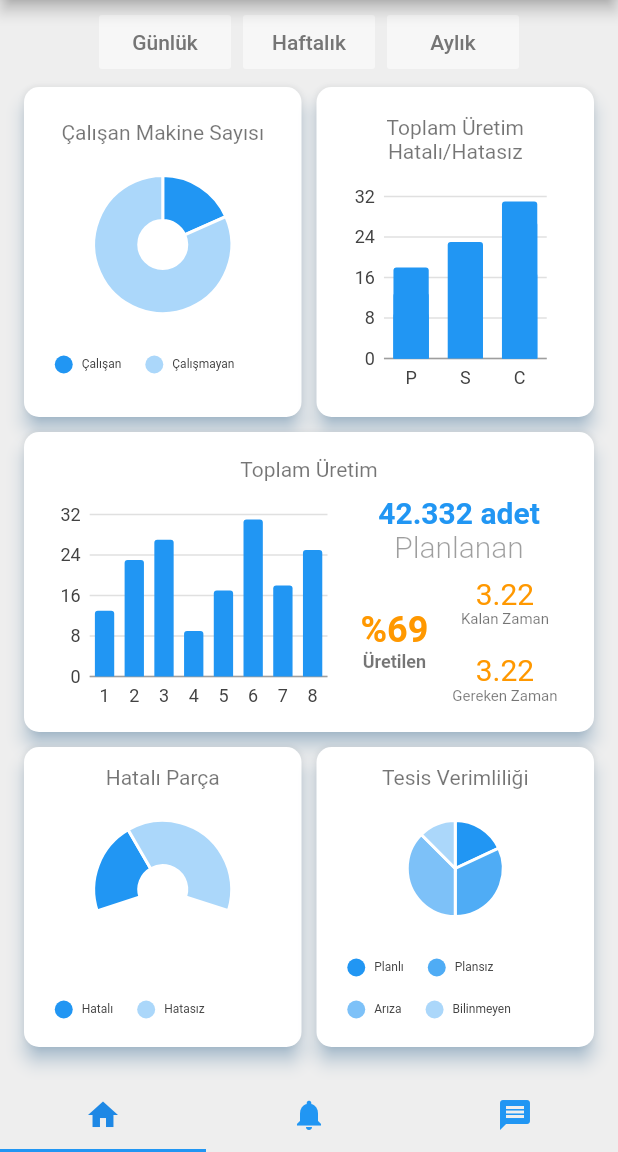
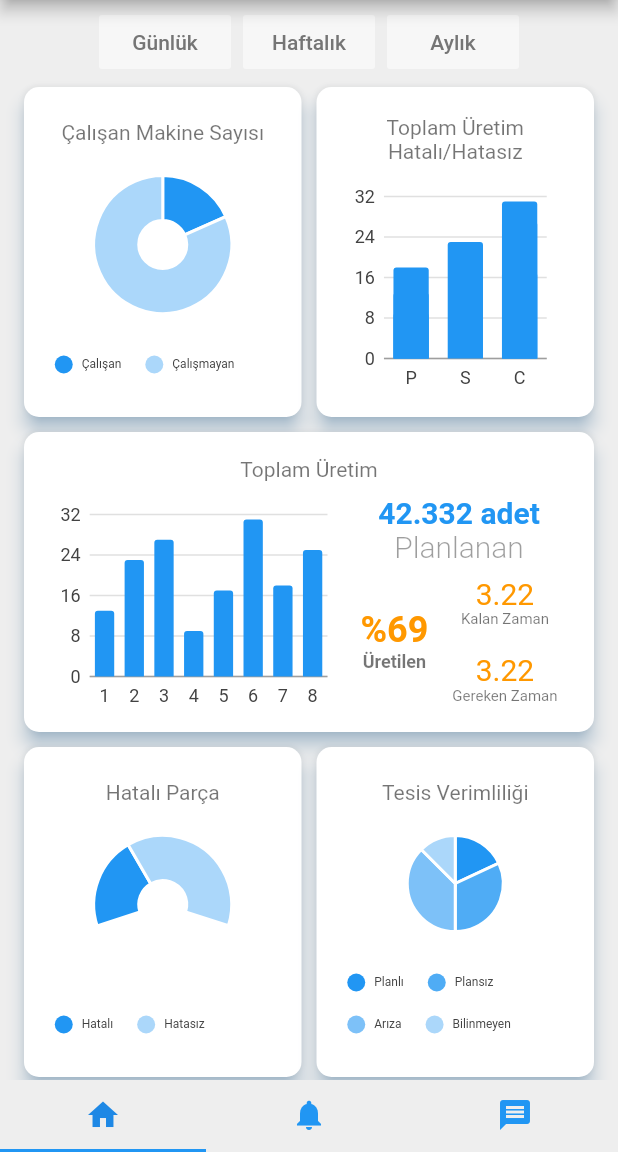
Before and after one commit to ayberkbozkus/flatform, a Flutter app: the HomePage screen opened directly, on a phone screen of 412 x 824 dp, the part 84-1236 px from its top. Run offline on Flutter 3.47's test engine with Material 2 defaults, Android fonts, the light colour scheme and no system bars; drawn by our look-alikes of fl_chart; our stand-ins replace charts_flutter, font_awesome_flutter, syncfusion_flutter_gauges; missing offline and left inert: dart:ffi, flutter_covid_dashboard_ui, flutter_sparkline; accounts and stored records are empty.

Commit message:
change chart size

```diff
--- a/lib/screens/NavBar.dart
+++ b/lib/screens/NavBar.dart
@@ -709,8 +709,8 @@ class _HomePageState extends State<HomePage> with TickerProviderStateMixin {
                   StaggeredTile.extent(1, 220.0),
                   StaggeredTile.extent(1, 220.0),
                   StaggeredTile.extent(2, 200.0),
-                  StaggeredTile.extent(1, 200.0),
-                  StaggeredTile.extent(1, 200.0),
+                  StaggeredTile.extent(1, 220.0),
+                  StaggeredTile.extent(1, 220.0),
                 ],
               ),
             ),
```
Also changed, not shown: 1 other file.
